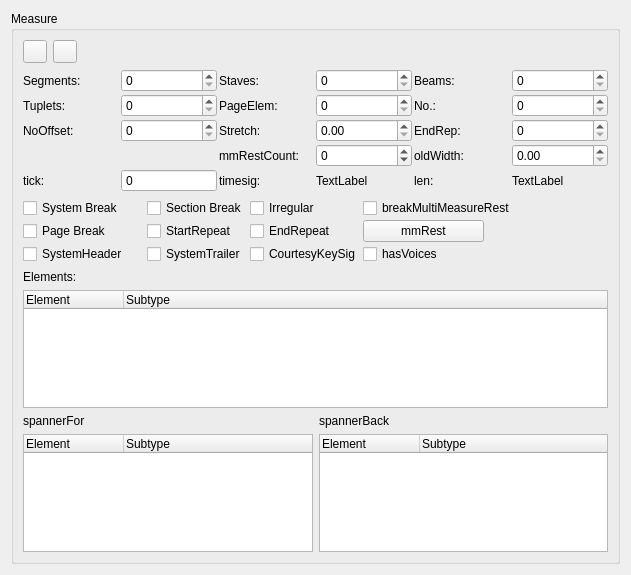
Qt form mscore/debugger/measure.ui (Jojo-Schmitz/MuseScore) before a commit.
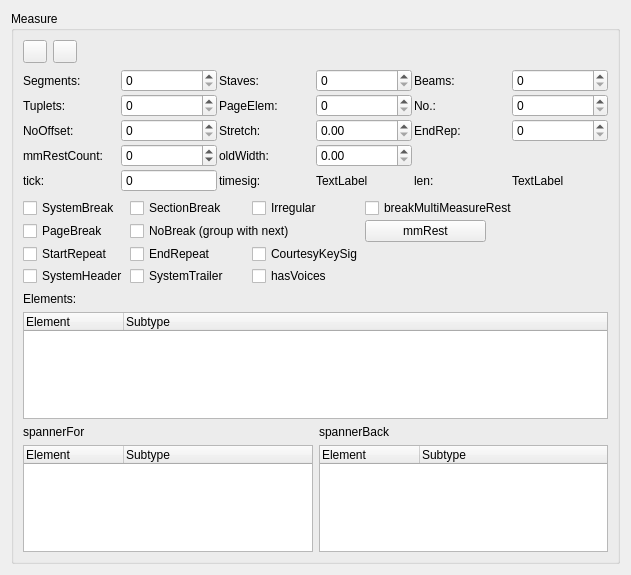
The same form after that commit. Icons and pictures are not drawn.

Commit message:
Fix #10220: Replace RepeatMeasure with MeasureRepeat, add subtypes 1/2/4
- Draw with font symbols instead of QPainterPath
- Automatically group measures and delete contents when adding MeasureRepeat
- Hide rests by making measures (per MStaff) aware if they are part of measure repeat group
- Keep measures and element in sync at all times by handling (preventing/warning/special-casing) many user actions
- Add style options for numbering consecutive one-measure repeats

Backport of #6365, commit 3, plus some includes cleanup and fixing some clazy warnings

What changed in the file:
```diff
--- a/mscore/debugger/measure.ui
+++ b/mscore/debugger/measure.ui
@@ -253,21 +253,17 @@
           </property>
          </widget>
         </item>
-        <item row="3" column="8">
-         <widget class="QDoubleSpinBox" name="oldWidth">
-          <property name="maximum">
-           <double>10000.000000000000000</double>
+        <item row="3" column="0">
+         <widget class="QLabel" name="label_12">
+          <property name="toolTip">
+           <string notr="true"/>
           </property>
-         </widget>
-        </item>
-        <item row="3" column="6">
-         <widget class="QLabel" name="label_10">
           <property name="text">
-           <string>oldWidth:</string>
+           <string notr="true">mmRestCount:</string>
           </property>
          </widget>
         </item>
-        <item row="3" column="5">
+        <item row="3" column="2">
          <widget class="QSpinBox" name="mmRestCount">
           <property name="minimum">
            <number>-2</number>
@@ -277,13 +273,17 @@
           </property>
          </widget>
         </item>
+        <item row="3" column="5">
+         <widget class="QDoubleSpinBox" name="oldWidth">
+          <property name="maximum">
+           <double>10000.000000000000000</double>
+          </property>
+         </widget>
+        </item>
         <item row="3" column="3">
-         <widget class="QLabel" name="label_12">
-          <property name="toolTip">
-           <string notr="true"/>
-          </property>
+         <widget class="QLabel" name="label_10">
           <property name="text">
-           <string notr="true">mmRestCount:</string>
+           <string>oldWidth:</string>
           </property>
          </widget>
         </item>
@@ -306,60 +306,6 @@
         <property name="spacing">
          <number>2</number>
         </property>
-        <item row="1" column="0">
-         <widget class="QCheckBox" name="pageBreak">
-          <property name="text">
-           <string notr="true">Page Break</string>
-          </property>
-         </widget>
-        </item>
-        <item row="0" column="3" colspan="2">
-         <widget class="QCheckBox" name="breakMultiMeasureRest">
-          <property name="text">
-           <string notr="true">breakMultiMeasureRest</string>
-          </property>
-         </widget>
-        </item>
-        <item row="0" column="2">
-         <widget class="QCheckBox" name="irregular">
-          <property name="sizePolicy">
-           <sizepolicy hsizetype="Fixed" vsizetype="Fixed">
-            <horstretch>0</horstretch>
-            <verstretch>0</verstretch>
-           </sizepolicy>
-          </property>
-          <property name="text">
-           <string notr="true">Irregular</string>
-          </property>
-         </widget>
-        </item>
-        <item row="0" column="0">
-         <widget class="QCheckBox" name="lineBreak">
-          <property name="text">
-           <string notr="true">System Break</string>
-          </property>
-         </widget>
-        </item>
-        <item row="0" column="1">
-         <widget class="QCheckBox" name="sectionBreak">
-          <property name="text">
-           <string notr="true">Section Break</string>
-          </property>
-         </widget>
-        </item>
-        <item row="1" column="1">
-         <widget class="QCheckBox" name="startRepeat">
-          <property name="sizePolicy">
-           <sizepolicy hsizetype="Fixed" vsizetype="Fixed">
-            <horstretch>0</horstretch>
-            <verstretch>0</verstretch>
-           </sizepolicy>
-          </property>
-          <property name="text">
-           <string notr="true">StartRepeat</string>
-          </property>
-         </widget>
-        </item>
         <item row="1" column="3">
          <widget class="QPushButton" name="mmRest">
           <property name="text">
@@ -367,27 +313,75 @@
           </property>
          </widget>
         </item>
-        <item row="1" column="2">
+        <item row="0" column="3" colspan="2">
+         <widget class="QCheckBox" name="breakMultiMeasureRest">
+          <property name="text">
+           <string notr="true">breakMultiMeasureRest</string>
+          </property>
+         </widget>
+        </item>
+        <item row="2" column="1">
          <widget class="QCheckBox" name="endRepeat">
           <property name="text">
            <string notr="true">EndRepeat</string>
           </property>
          </widget>
         </item>
+        <item row="1" column="1" colspan="2">
+         <widget class="QCheckBox" name="noBreak">
+          <property name="text">
+           <string notr="true">NoBreak (group with next)</string>
+          </property>
+         </widget>
+        </item>
+        <item row="1" column="0">
+         <widget class="QCheckBox" name="pageBreak">
+          <property name="text">
+           <string notr="true">PageBreak</string>
+          </property>
+         </widget>
+        </item>
         <item row="2" column="0">
+         <widget class="QCheckBox" name="startRepeat">
+          <property name="sizePolicy">
+           <sizepolicy hsizetype="Fixed" vsizetype="Fixed">
+            <horstretch>0</horstretch>
+            <verstretch>0</verstretch>
+           </sizepolicy>
+          </property>
+          <property name="text">
+           <string notr="true">StartRepeat</string>
+          </property>
+         </widget>
+        </item>
+        <item row="0" column="0">
+         <widget class="QCheckBox" name="lineBreak">
+          <property name="text">
+           <string notr="true">SystemBreak</string>
+          </property>
+         </widget>
+        </item>
+        <item row="3" column="0">
          <widget class="QCheckBox" name="hasSystemHeader">
           <property name="text">
            <string notr="true">SystemHeader</string>
           </property>
          </widget>
         </item>
-        <item row="2" column="1">
+        <item row="3" column="1">
          <widget class="QCheckBox" name="hasSystemTrailer">
           <property name="text">
            <string notr="true">SystemTrailer</string>
           </property>
          </widget>
         </item>
+        <item row="0" column="1">
+         <widget class="QCheckBox" name="sectionBreak">
+          <property name="text">
+           <string notr="true">SectionBreak</string>
+          </property>
+         </widget>
+        </item>
         <item row="2" column="2">
          <widget class="QCheckBox" name="hasCourtesyKeySig">
           <property name="text">
@@ -395,7 +389,20 @@
           </property>
          </widget>
         </item>
-        <item row="2" column="3">
+        <item row="0" column="2">
+         <widget class="QCheckBox" name="irregular">
+          <property name="sizePolicy">
+           <sizepolicy hsizetype="Fixed" vsizetype="Fixed">
+            <horstretch>0</horstretch>
+            <verstretch>0</verstretch>
+           </sizepolicy>
+          </property>
+          <property name="text">
+           <string notr="true">Irregular</string>
+          </property>
+         </widget>
+        </item>
+        <item row="3" column="2">
          <widget class="QCheckBox" name="hasVoices">
           <property name="text">
            <string notr="true">hasVoices</string>
```
The commit also changes 65 other files.
